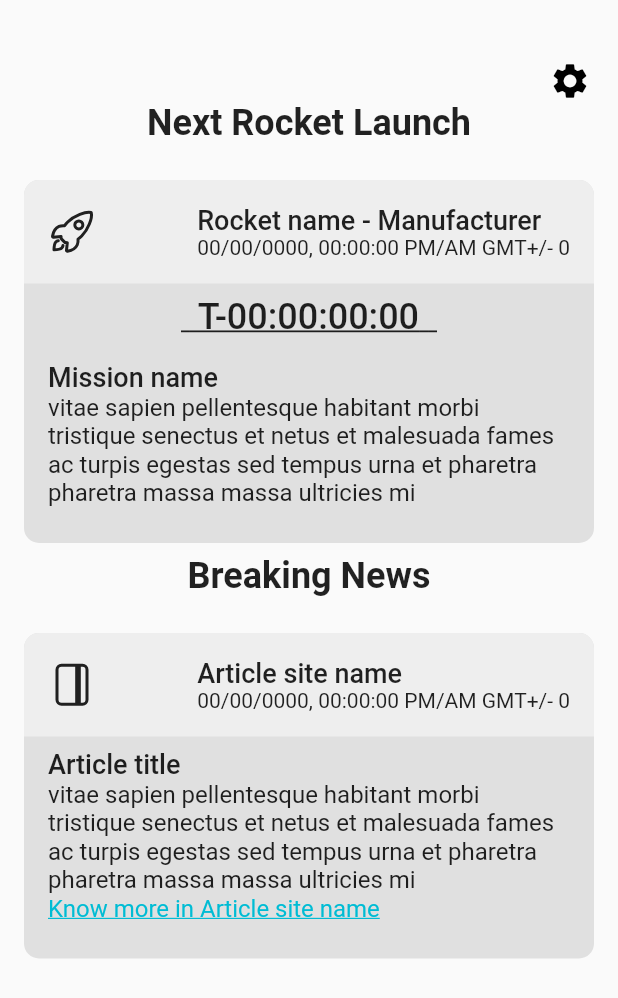
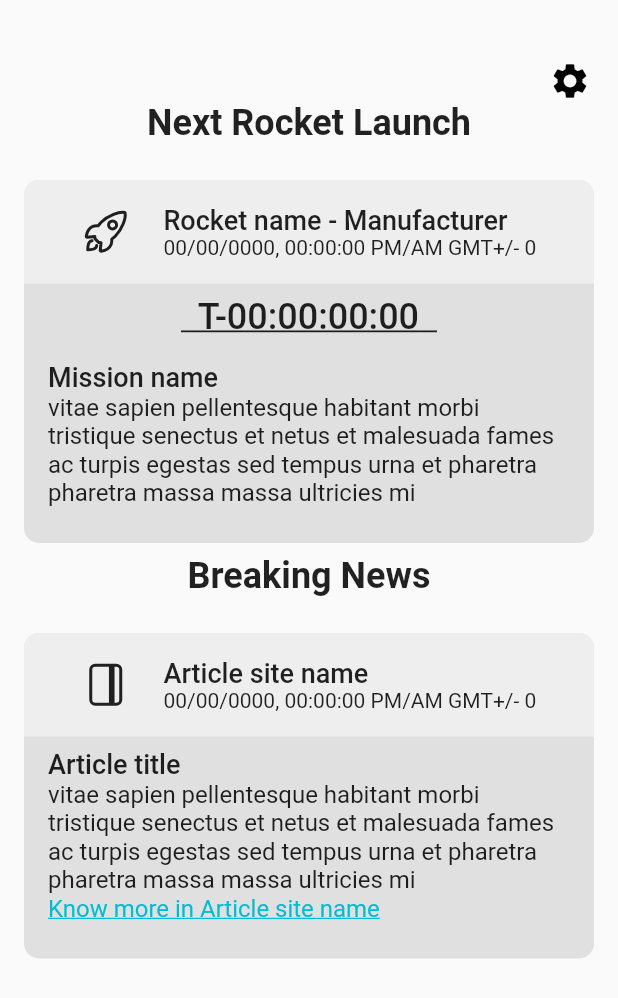
Before and after one commit to PatoGordo/RocketLaunches-App, a Flutter app: the screen it shows after launch, on a phone screen of 412 x 824 dp. Shown: the top 998 px of the screen. Run offline on Flutter 3.47's test engine with Material 2 defaults, Android fonts, the phone set to English and light mode, and no system bars; our stand-ins replace ionicons.

```diff
--- a/lib/views/home_view.dart
+++ b/lib/views/home_view.dart
@@ -37,7 +37,7 @@ class _HomePageState extends State<HomePage> {
                       top: 40,
                     ),
                     onPressed: () {
-                      Navigator.pushNamed(context, '/settings')
+                      Navigator.pushNamed(context, '/settings');
                     },
                   ),
                 ],
--- a/lib/widgets/cards/astronomy_article_card.dart
+++ b/lib/widgets/cards/astronomy_article_card.dart
@@ -39,7 +39,7 @@ class AstronomyArticleCard extends StatelessWidget {
             ),
             child: Row(
               crossAxisAlignment: CrossAxisAlignment.center,
-              mainAxisAlignment: MainAxisAlignment.spaceBetween,
+              mainAxisAlignment: MainAxisAlignment.spaceEvenly,
               children: <Widget>[
                 Icon(Ionicons.journal_outline, size: 32),
                 Column(
--- a/lib/widgets/cards/rocket_launch_card.dart
+++ b/lib/widgets/cards/rocket_launch_card.dart
@@ -48,7 +48,7 @@ class RocketLaunchCard extends StatelessWidget {
             ),
             child: Row(
               crossAxisAlignment: CrossAxisAlignment.center,
-              mainAxisAlignment: MainAxisAlignment.spaceBetween,
+              mainAxisAlignment: MainAxisAlignment.spaceEvenly,
               children: <Widget>[
                 Icon(Ionicons.rocket_outline, size: 32),
                 Column(
```
